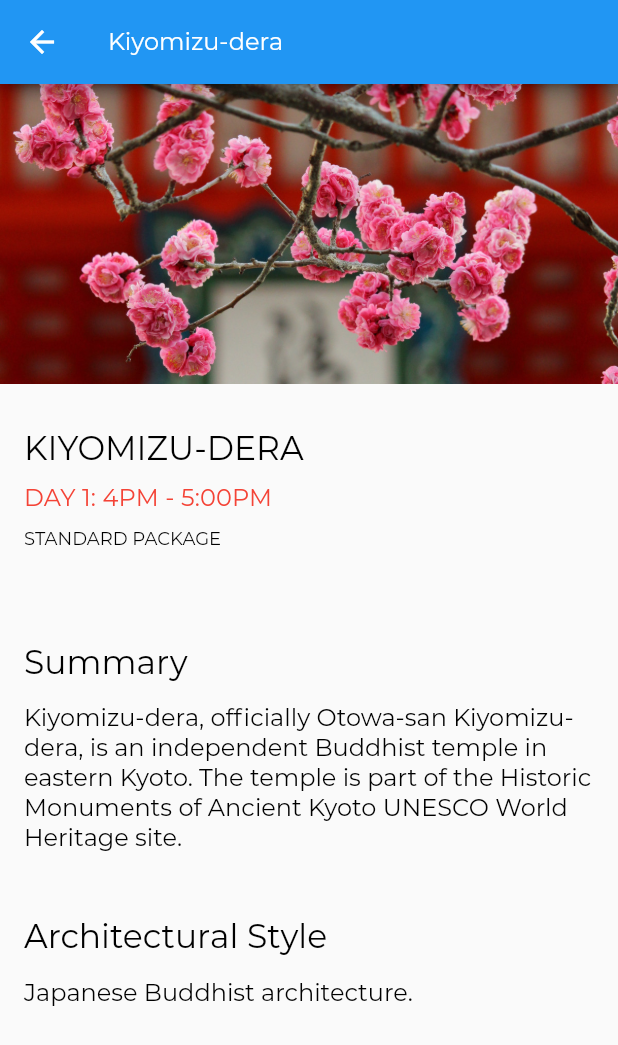
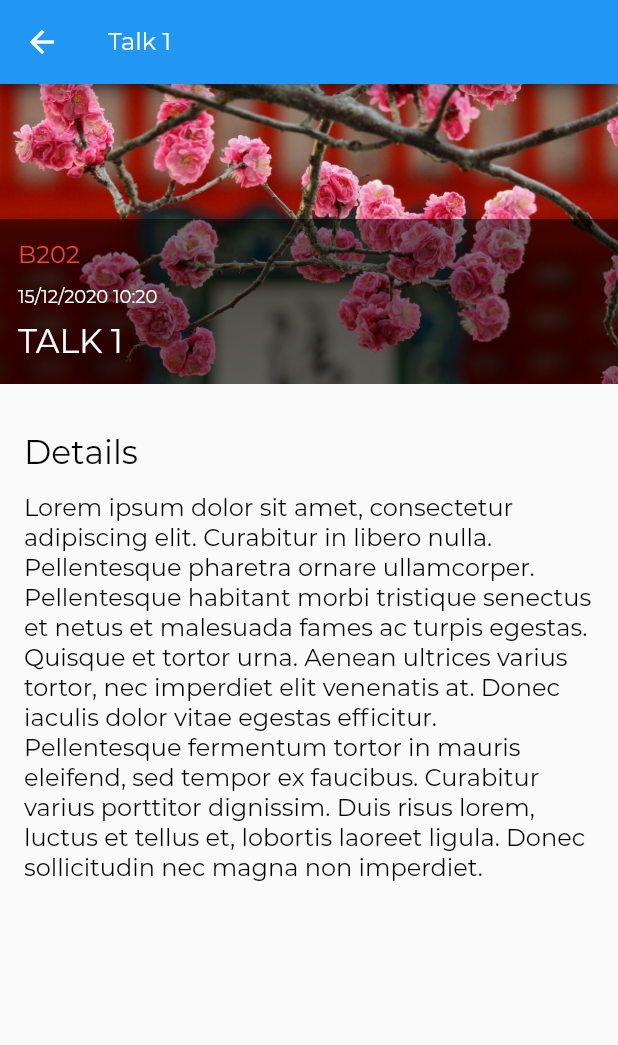
Before and after one commit to FEUP-ESOF-2020-21/open-cx-t4g1-grupo-1, a Flutter app: the screen it shows after launch, after a tap on "KIYOMIZU-DERA", on a phone screen of 412 x 824 dp. Shown: the top 1045 px of the screen. Run offline on Flutter 3.47's test engine with Material 2 defaults, Android fonts, the light colour scheme and no system bars.

Commit message:
user stories implementation - talk details screen structure

```diff
--- a/adov_flutter/lib/app.dart
+++ b/adov_flutter/lib/app.dart
@@ -1,7 +1,7 @@
 // app.dart
 
+import 'package:adov_flutter/screens/talk_detail/talk_detail.dart';
 import 'package:flutter/material.dart';
-import 'screens/location_detail/location_detail.dart';
 import 'screens/locations/locations.dart';
 import 'style.dart';
 
@@ -28,7 +28,7 @@ RouteFactory _routes() {
         screen = Locations();
         break;
       case LocationDetailRoute:
-        screen = LocationDetail(arguments['id']);
+        screen = TalkDetail(arguments['id']);
         break;
       default:
         return null;
--- /dev/null
+++ b/adov_flutter/lib/models/talk.dart
@@ -0,0 +1,35 @@
+class Talk {
+  final int id;
+  final String name;
+  final String room;
+  final DateTime time;
+  final String details;
+  final String imagePath;
+
+  Talk(this.id, this.name, this.room, this.time, this.details, this.imagePath);
+
+  static List<Talk> fetchAll() {
+    return [
+      Talk(1, "Talk 1", "B202", DateTime(2020, 12, 15, 10, 20),
+          "Lorem ipsum dolor sit amet, consectetur adipiscing elit. Curabitur in libero nulla. Pellentesque pharetra ornare ullamcorper. Pellentesque habitant morbi tristique senectus et netus et malesuada fames ac turpis egestas. Quisque et tortor urna. Aenean ultrices varius tortor, nec imperdiet elit venenatis at. Donec iaculis dolor vitae egestas efficitur. Pellentesque fermentum tortor in mauris eleifend, sed tempor ex faucibus. Curabitur varius porttitor dignissim. Duis risus lorem, luctus et tellus et, lobortis laoreet ligula. Donec sollicitudin nec magna non imperdiet."
+          , 'assets/images/kiyomizu-dera.jpg'),
+      Talk(2, "Talk 2", "B203", DateTime(11, 15), "Lorem Ipsum", 'assets/images/kiyomizu-dera.jpg'),
+      Talk(3, "Talk 3", "B204", DateTime(12, 15), "Lorem Ipsum", 'assets/images/kiyomizu-dera.jpg'),
+      Talk(4, "Talk 4", "B205", DateTime(13, 15), "Lorem Ipsum", 'assets/images/kiyomizu-dera.jpg'),
+      Talk(5, "Talk 1", "B206", DateTime(14, 15), "Lorem Ipsum", 'assets/images/kiyomizu-dera.jpg'),
+      Talk(6, "Talk 1", "B207", DateTime(15, 15), "Lorem Ipsum", 'assets/images/kiyomizu-dera.jpg'),
+      Talk(7, "Talk 1", "B208", DateTime(16, 15), "Lorem Ipsum", 'assets/images/kiyomizu-dera.jpg'),
+      Talk(8, "Talk 1", "B209", DateTime(17, 15), "Lorem Ipsum", 'assets/images/kiyomizu-dera.jpg'),
+    ];
+  }
+
+  static Talk fetchByID(int id) {
+    List<Talk> list = fetchAll();
+    for (var i = 0; i < list.length; ++i) {
+      if (list[i].id == id)
+        return list[i];
+    }
+    return null;
+  }
+
+}
--- a/adov_flutter/lib/screens/location_detail/location_detail.dart
+++ /dev/null
@@ -1,42 +0,0 @@
-// screens/home/home.dart
-
-import 'package:adov_flutter/widgets/location_tile.dart';
-import 'package:flutter/material.dart';
-import '../../models/location.dart';
-import 'text_section.dart';
-import '../../widgets/image_banner.dart';
-
-class LocationDetail extends StatelessWidget {
-  final int _locationID;
-
-  LocationDetail(this._locationID);
-
-  @override
-  Widget build(BuildContext context) {
-    final location = Location.fetchByID(_locationID);
-
-    return Scaffold(
-        appBar: AppBar(
-          title: Text(location.name),
-        ),
-        body: SingleChildScrollView(
-          child: Column(
-            mainAxisAlignment: MainAxisAlignment.start,
-            crossAxisAlignment: CrossAxisAlignment.stretch,
-            children: [
-              ImageBanner(assetPath: location.imagePath),
-              Padding(
-                padding: EdgeInsets.symmetric(vertical: 20.0, horizontal: 4.0),
-                child: LocationTile(location: location),
-              )
-            ]..addAll(textSections(location)),
-          ),
-        ));
-  }
-
-  List<Widget> textSections(Location location) {
-    return location.facts
-        .map((fact) => TextSection(fact.title, fact.text))
-        .toList();
-  }
-}
--- /dev/null
+++ b/adov_flutter/lib/screens/talk_detail/talk_detail.dart
@@ -0,0 +1,44 @@
+import 'package:adov_flutter/models/talk.dart';
+import 'package:adov_flutter/screens/talk_detail/text_section.dart';
+import 'package:adov_flutter/screens/talk_detail/tile_overlay.dart';
+import 'package:adov_flutter/widgets/image_banner.dart';
+import 'package:flutter/cupertino.dart';
+import 'package:flutter/material.dart';
+
+class TalkDetail extends StatelessWidget {
+  final int _talkID;
+
+  TalkDetail(this._talkID);
+
+  @override
+  Widget build(BuildContext context) {
+    final talk = Talk.fetchByID(_talkID);
+
+    return Scaffold(
+      appBar: AppBar(
+        title: Text(talk.name),
+      ),
+      body: SingleChildScrollView(
+        child: Column(
+          children: [
+            Container(
+              height: 200.0,
+              child: (
+                  Stack(
+                    children: [
+                      ImageBanner(assetPath: talk.imagePath, height: 200.0,),
+                      TileOverlay(talk),
+                    ],
+                  )
+              ),
+            ),
+          ]..addAll(textSections(talk)),
+        )
+      )
+    );
+  }
+
+  List<Widget> textSections(Talk talk) {
+    return [TextSection("Details", talk.details)];
+  }
+}
--- /dev/null
+++ b/adov_flutter/lib/screens/talk_detail/tile_overlay.dart
@@ -0,0 +1,25 @@
+import 'package:adov_flutter/models/talk.dart';
+import 'package:adov_flutter/widgets/talk_tile.dart';
+import 'package:flutter/cupertino.dart';
+import 'package:flutter/material.dart';
+
+class TileOverlay extends StatelessWidget {
+  final Talk talk;
+
+  TileOverlay(this.talk);
+
+  @override
+  Widget build(BuildContext context) {
+    return Column(
+      mainAxisAlignment: MainAxisAlignment.end,
+      crossAxisAlignment: CrossAxisAlignment.stretch,
+      children: [
+        Container(
+          padding: EdgeInsets.symmetric(vertical: 5.0),
+          decoration: BoxDecoration(color: Colors.black.withOpacity(0.5)),
+          child: TalkTile(talk: talk, darkTheme: true),
+        ),
+      ],
+    );
+  }
+}
--- /dev/null
+++ b/adov_flutter/lib/widgets/talk_tile.dart
@@ -0,0 +1,50 @@
+import 'package:adov_flutter/models/talk.dart';
+import 'package:flutter/cupertino.dart';
+import 'package:flutter/material.dart';
+import 'package:intl/intl.dart';
+
+
+import '../style.dart';
+
+const LocationTileHeight = 100.0;
+
+class TalkTile extends StatelessWidget {
+  final Talk talk;
+  final bool darkTheme;
+
+  TalkTile({this.talk, this.darkTheme = false});
+
+  @override
+  Widget build(BuildContext context) {
+    final textColor = this.darkTheme ? TextColorLight : TextColorDark;
+
+    return Container(
+      padding: EdgeInsets.symmetric(horizontal: DefaultPaddingHorizontal),
+      height: 100,
+      child: Column(
+          mainAxisAlignment: MainAxisAlignment.spaceEvenly,
+          crossAxisAlignment: CrossAxisAlignment.start,
+          children: [
+            Text(
+              talk.room.toUpperCase(),
+              style: Theme.of(context).textTheme.subtitle,
+            ),
+            Text(
+              DateFormat('dd/MM/yyyy hh:mm').format(talk.time).toUpperCase(),
+              style: Theme.of(context)
+                  .textTheme
+                  .caption
+                  .copyWith(color: textColor),
+            ),
+            Text(
+              talk.name.toUpperCase(),
+              key: Key('talk_tile_name_${talk.id}'),
+              overflow: TextOverflow.ellipsis,
+              maxLines: 1,
+              style:
+              Theme.of(context).textTheme.title.copyWith(color: textColor),
+            ),
+          ]),
+    );
+  }
+}
--- a/adov_flutter/pubspec.yaml
+++ b/adov_flutter/pubspec.yaml
@@ -23,6 +23,7 @@ environment:
 dependencies:
   flutter:
     sdk: flutter
+  intl: ^0.16.1
 
 
   # The following adds the Cupertino Icons font to your application.
```
Also changed, not shown: adov_flutter/lib/screens/talk_detail/text_section.dart (renamed from adov_flutter/lib/screens/location_detail/text_section.dart).
